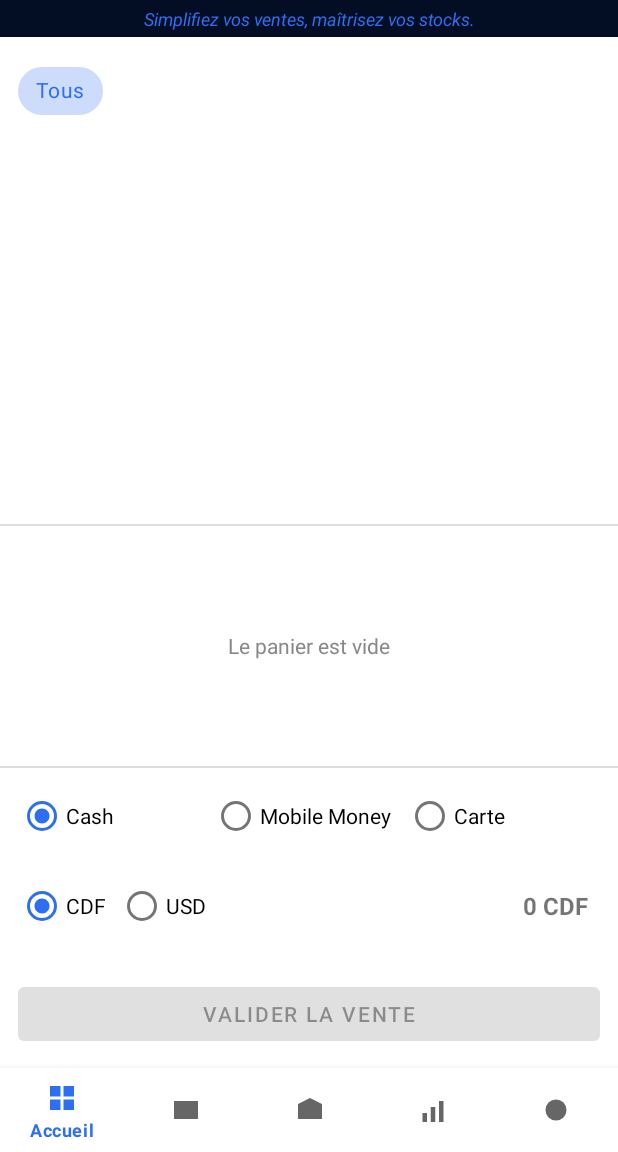
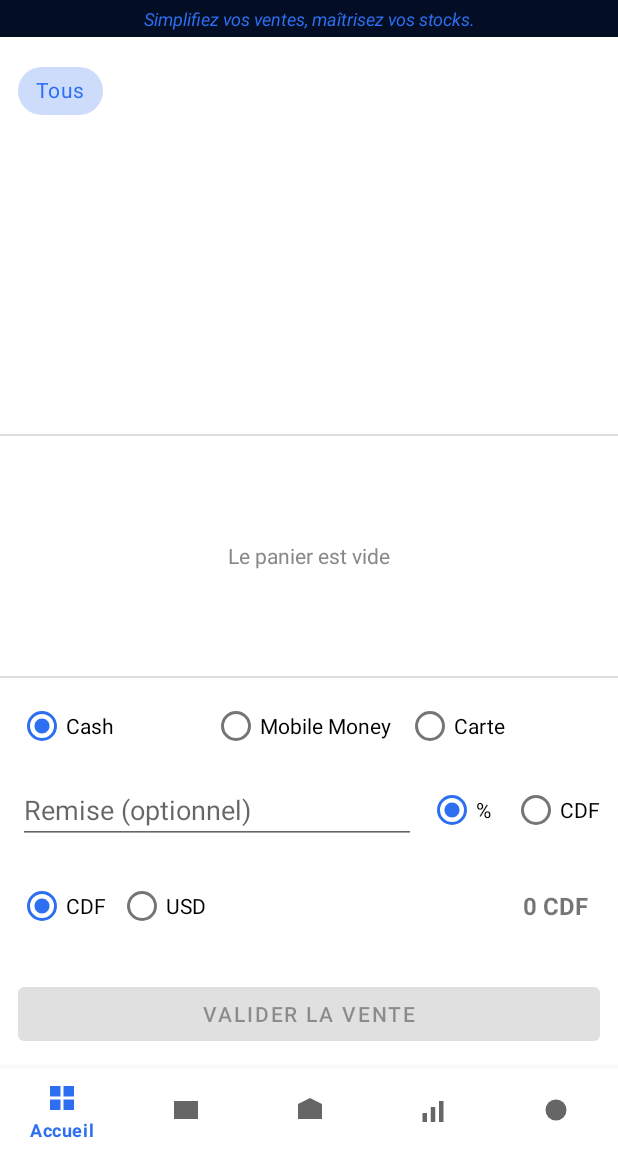
Before and after one commit to deogracekasonga-commits/shukrani-business, an Android app: the fragment PosFragment placed in its activity, on a phone screen of 412 x 824 dp, the part 84-1236 px from its top. Run offline under Robolectric (Android 15) with nearby library versions, the phone set to English and light mode, and no system bars; our stand-ins replace Room's generated code; 2 statements that could not run were skipped.

Commit message:
Ajoute la remise sur une vente (% ou montant fixe)
- Sale : subtotalCdf/subtotalUsd (avant remise) + discountCdf/discountUsd.
  DB v5. ShopRepository.recordSale calcule et borne la remise (jamais
  négative, jamais supérieure au sous-total).
- POS : champ remise + choix % ou montant CDF, total mis à jour en direct,
  sous-total/remise affichés quand une remise est appliquée.
- Affichée sur le reçu, le détail de vente, et incluse dans l'export CSV
  et la synchronisation Supabase (nouvelles colonnes subtotal_cdf/usd,
  discount_cdf/usd sur la table sales).

Co-Authored-By: Claude Sonnet 5 <noreply@anthropic.com>
Claude-Session: https://claude.ai/code/session_018EcmZrwUVUyv4dhWzb14nM

```diff
--- a/mobile/app/src/main/java/com/shukranibusiness/app/data/AppDatabase.kt
+++ b/mobile/app/src/main/java/com/shukranibusiness/app/data/AppDatabase.kt
@@ -17,7 +17,7 @@ import com.shukranibusiness.app.data.entities.StockMovement
 
 @Database(
     entities = [Employee::class, Product::class, Sale::class, SaleItem::class, StockMovement::class],
-    version = 4,
+    version = 5,
     exportSchema = false
 )
 @TypeConverters(Converters::class)
--- a/mobile/app/src/main/java/com/shukranibusiness/app/data/entities/Sale.kt
+++ b/mobile/app/src/main/java/com/shukranibusiness/app/data/entities/Sale.kt
@@ -18,6 +18,11 @@ data class Sale(
     val dateTimeMillis: Long,
     val totalCdf: Double,
     val totalUsd: Double,
+    /** Sous-total avant remise (0 si aucune remise n'a jamais été saisie sur cette vente). */
+    val subtotalCdf: Double = 0.0,
+    val subtotalUsd: Double = 0.0,
+    val discountCdf: Double = 0.0,
+    val discountUsd: Double = 0.0,
     val currencyPaid: String,
     val exchangeRateUsed: Double,
     val status: SaleStatus = SaleStatus.COMPLETED,
--- a/mobile/app/src/main/java/com/shukranibusiness/app/sync/SupabaseSyncClient.kt
+++ b/mobile/app/src/main/java/com/shukranibusiness/app/sync/SupabaseSyncClient.kt
@@ -75,6 +75,10 @@ object SupabaseSyncClient {
             put("date_time_millis", sale.dateTimeMillis)
             put("total_cdf", sale.totalCdf)
             put("total_usd", sale.totalUsd)
+            put("subtotal_cdf", sale.subtotalCdf)
+            put("subtotal_usd", sale.subtotalUsd)
+            put("discount_cdf", sale.discountCdf)
+            put("discount_usd", sale.discountUsd)
             put("currency_paid", sale.currencyPaid)
             put("exchange_rate_used", sale.exchangeRateUsed)
             put("status", sale.status.name)
--- a/mobile/app/src/main/java/com/shukranibusiness/app/ui/pos/PosFragment.kt
+++ b/mobile/app/src/main/java/com/shukranibusiness/app/ui/pos/PosFragment.kt
@@ -1,6 +1,8 @@
 package com.shukranibusiness.app.ui.pos
 
 import android.os.Bundle
+import android.text.Editable
+import android.text.TextWatcher
 import android.view.LayoutInflater
 import android.view.View
 import android.view.ViewGroup
@@ -85,6 +87,13 @@ class PosFragment : Fragment() {
                 if (checkedId == R.id.paymentMobileMoneyRadio) View.VISIBLE else View.GONE
         }
 
+        binding.discountModeGroup.setOnCheckedChangeListener { _, _ -> refreshCartUi() }
+        binding.discountInput.addTextChangedListener(object : TextWatcher {
+            override fun beforeTextChanged(s: CharSequence?, start: Int, count: Int, after: Int) = Unit
+            override fun onTextChanged(s: CharSequence?, start: Int, before: Int, count: Int) = Unit
+            override fun afterTextChanged(s: Editable?) = refreshCartUi()
+        })
+
         lifecycleScope.launch {
             val employeeId = prefs.loggedInEmployeeId
             currentEmployee = if (employeeId != -1L) repository.getEmployee(employeeId) else null
@@ -156,14 +165,43 @@ class PosFragment : Fragment() {
         cartAdapter.submit(lines)
         binding.cartEmptyLabel.visibility = if (lines.isEmpty()) View.VISIBLE else View.GONE
 
-        val totalCdf = lines.sumOf { it.subtotalCdf }
-        val totalUsd = lines.sumOf { it.subtotalUsd }
+        val subtotalCdf = lines.sumOf { it.subtotalCdf }
+        val subtotalUsd = lines.sumOf { it.subtotalUsd }
+        val (discountCdf, discountUsd) = computeDiscount(subtotalCdf, subtotalUsd)
+        val totalCdf = subtotalCdf - discountCdf
+        val totalUsd = subtotalUsd - discountUsd
+
+        if (discountCdf > 0.0 || discountUsd > 0.0) {
+            binding.subtotalText.text = "${getString(R.string.label_subtotal)} : " +
+                CurrencyFormatter.formatBoth(subtotalCdf, subtotalUsd) +
+                "  —  ${getString(R.string.label_discount)} : " +
+                CurrencyFormatter.formatBoth(discountCdf, discountUsd)
+            binding.subtotalText.visibility = View.VISIBLE
+        } else {
+            binding.subtotalText.visibility = View.GONE
+        }
+
         binding.totalText.text = if (binding.usdRadio.isChecked) {
             CurrencyFormatter.formatUsd(totalUsd)
         } else {
             CurrencyFormatter.formatCdf(totalCdf)
         }
         binding.checkoutButton.isEnabled = lines.isNotEmpty()
+    }
+
+    /** Calcule la remise (en CDF et USD) à partir de la saisie et du mode choisi (% ou montant CDF). */
+    private fun computeDiscount(subtotalCdf: Double, subtotalUsd: Double): Pair<Double, Double> {
+        val rawInput = binding.discountInput.text.toString().toDoubleOrNull() ?: return 0.0 to 0.0
+        if (rawInput <= 0.0) return 0.0 to 0.0
+
+        val discountCdf = if (binding.discountPercentRadio.isChecked) {
+            subtotalCdf * (rawInput.coerceIn(0.0, 100.0) / 100.0)
+        } else {
+            rawInput
+        }.coerceIn(0.0, subtotalCdf)
+
+        val discountUsd = if (subtotalCdf > 0.0) subtotalUsd * (discountCdf / subtotalCdf) else 0.0
+        return discountCdf to discountUsd.coerceIn(0.0, subtotalUsd)
     }
 
     private fun checkout() {
@@ -183,13 +221,18 @@ class PosFragment : Fragment() {
         } else {
             null
         }
+        val subtotalCdf = lines.sumOf { it.subtotalCdf }
+        val subtotalUsd = lines.sumOf { it.subtotalUsd }
+        val (discountCdf, discountUsd) = computeDiscount(subtotalCdf, subtotalUsd)
 
         lifecycleScope.launch {
             try {
                 val sale = repository.recordSale(
-                    employee, lines, currency, exchangeRate, paymentMethod, mobileMoneyProvider
+                    employee, lines, currency, exchangeRate, paymentMethod, mobileMoneyProvider,
+                    discountCdf, discountUsd
                 )
                 cart.clear()
+                binding.discountInput.text?.clear()
                 refreshCartUi()
                 Toast.makeText(requireContext(), getString(R.string.sale_recorded), Toast.LENGTH_SHORT).show()
                 ReceiptPrinter.printReceiptIfConfigured(requireContext(), sale, lines, prefs.shopName)
--- a/mobile/app/src/main/java/com/shukranibusiness/app/util/CsvExporter.kt
+++ b/mobile/app/src/main/java/com/shukranibusiness/app/util/CsvExporter.kt
@@ -19,7 +19,8 @@ object CsvExporter {
         file.bufferedWriter().use { writer ->
             writer.write(
                 "Date,Employé,Produit,Quantité,Prix unitaire CDF,Prix unitaire USD," +
-                    "Sous-total CDF,Sous-total USD,Devise payée,Mode de paiement,Statut,Marge CDF,Marge USD\n"
+                    "Sous-total CDF,Sous-total USD,Devise payée,Mode de paiement,Remise CDF,Remise USD," +
+                    "Statut,Marge CDF,Marge USD\n"
             )
             for (sale in sales) {
                 val statusLabel = if (sale.status == SaleStatus.CANCELED) "ANNULÉE" else "VALIDÉE"
@@ -39,6 +40,8 @@ object CsvExporter {
                         item.subtotalUsd.toString(),
                         sale.currencyPaid,
                         paymentLabel,
+                        sale.discountCdf.toString(),
+                        sale.discountUsd.toString(),
                         statusLabel,
                         marginCdf,
                         marginUsd
--- a/mobile/app/src/main/java/com/shukranibusiness/app/util/ReceiptPrinter.kt
+++ b/mobile/app/src/main/java/com/shukranibusiness/app/util/ReceiptPrinter.kt
@@ -58,6 +58,10 @@ object ReceiptPrinter {
             out += "  = ${CurrencyFormatter.formatBoth(line.subtotalCdf, line.subtotalUsd)}"
         }
         out += "--------------------------------"
+        if (sale.discountCdf > 0.0 || sale.discountUsd > 0.0) {
+            out += "Sous-total : ${CurrencyFormatter.formatBoth(sale.subtotalCdf, sale.subtotalUsd)}"
+            out += "Remise : -${CurrencyFormatter.formatBoth(sale.discountCdf, sale.discountUsd)}"
+        }
         out += "TOTAL : ${CurrencyFormatter.formatBoth(sale.totalCdf, sale.totalUsd)}"
         out += "Payé en ${sale.currencyPaid} — ${PaymentMethodFormatter.label(sale.paymentMethod, sale.mobileMoneyProvider)}"
         out += ""
--- a/mobile/app/src/main/res/layout/fragment_pos.xml
+++ b/mobile/app/src/main/res/layout/fragment_pos.xml
@@ -91,14 +91,67 @@
             android:layout_height="wrap_content"
             android:layout_marginTop="4dp"
             android:visibility="gone" />
-    </LinearLayout>
 
         <LinearLayout
             android:layout_width="match_parent"
             android:layout_height="wrap_content"
             android:orientation="horizontal"
             android:gravity="center_vertical"
+            android:layout_marginTop="8dp">
+
+            <EditText
+                android:id="@+id/discountInput"
+                android:layout_width="0dp"
+                android:layout_height="wrap_content"
+                android:layout_weight="1"
+                android:hint="@string/hint_discount"
+                android:inputType="numberDecimal" />
+
+            <RadioGroup
+                android:id="@+id/discountModeGroup"
+                android:layout_width="wrap_content"
+                android:layout_height="wrap_content"
+                android:orientation="horizontal"
+                android:layout_marginStart="8dp">
+
+                <RadioButton
+                    android:id="@+id/discountPercentRadio"
+                    android:layout_width="wrap_content"
+                    android:layout_height="wrap_content"
+                    android:checked="true"
+                    android:text="@string/label_discount_percent" />
+
+                <RadioButton
+                    android:id="@+id/discountAmountRadio"
+                    android:layout_width="wrap_content"
+                    android:layout_height="wrap_content"
+                    android:layout_marginStart="8dp"
+                    android:text="@string/label_discount_amount_cdf" />
+            </RadioGroup>
+        </LinearLayout>
+    </LinearLayout>
+
+    <LinearLayout
+        android:layout_width="match_parent"
+        android:layout_height="wrap_content"
+        android:orientation="vertical"
         android:padding="12dp">
+
+        <TextView
+            android:id="@+id/subtotalText"
+            android:layout_width="match_parent"
+            android:layout_height="wrap_content"
+            android:gravity="end"
+            android:textSize="12sp"
+            android:textColor="#999999"
+            android:visibility="gone" />
+
+        <LinearLayout
+            android:layout_width="match_parent"
+            android:layout_height="wrap_content"
+            android:orientation="horizontal"
+            android:gravity="center_vertical"
+            android:layout_marginTop="4dp">
 
             <RadioGroup
                 android:id="@+id/currencyGroup"
@@ -131,6 +184,7 @@
                 android:textSize="16sp"
                 android:paddingEnd="8dp" />
         </LinearLayout>
+    </LinearLayout>
 
     <Button
         android:id="@+id/checkoutButton"
--- a/mobile/app/src/main/res/values/strings.xml
+++ b/mobile/app/src/main/res/values/strings.xml
@@ -45,6 +45,11 @@
         <item>Orange Money</item>
     </string-array>
     <string name="label_payment_method">Paiement</string>
+    <string name="hint_discount">Remise (optionnel)</string>
+    <string name="label_discount_percent">%</string>
+    <string name="label_discount_amount_cdf">CDF</string>
+    <string name="label_subtotal">Sous-total</string>
+    <string name="label_discount">Remise</string>
 
     <string name="action_add_product">Ajouter un produit</string>
     <string name="action_restock">Réapprovisionner</string>
```
Also changed, not shown: mobile/app/src/main/java/com/shukranibusiness/app/data/ShopRepository.kt (+17 -3 lines), mobile/app/src/main/java/com/shukranibusiness/app/ui/reports/SaleDetailDialog.kt (+9 -2 lines), mobile/app/src/main/java/com/shukranibusiness/app/util/BackupManager.kt (+8 -0 lines), 1 other file. Lines whose indentation alone changed are shown as unchanged.
